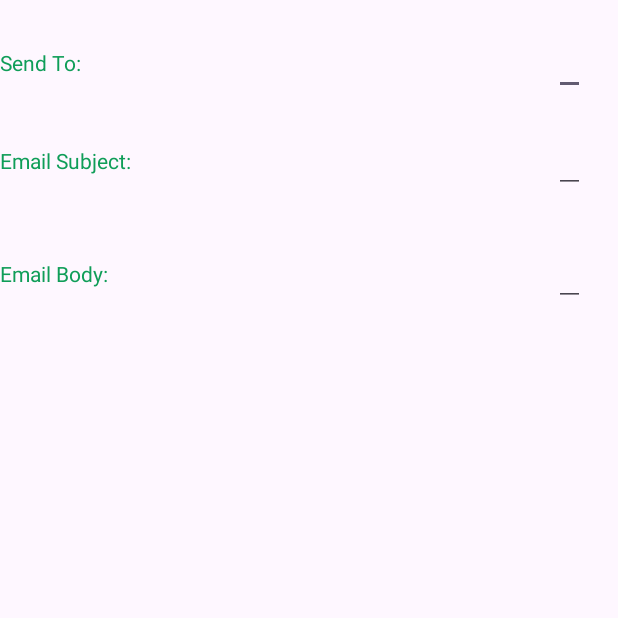
After one commit to Khairulasif/Android_Project_Final, an Android app: the MailActivity screen opened directly, with no data from a screen before it, on a phone screen of 412 x 824 dp, the top half of it. The commit adds this screen. Run offline under Robolectric (Android 15) with nearby library versions, the phone set to English and light mode, and no system bars.

Commit message:
class change

```diff
--- a/app/src/main/AndroidManifest.xml
+++ b/app/src/main/AndroidManifest.xml
@@ -15,6 +15,10 @@
         android:theme="@style/Theme.LoginForm"
         android:usesCleartextTraffic="true"
         tools:targetApi="31">
+
+        <activity
+            android:name=".MailActivity"
+            android:exported="false" />
         <activity
             android:name=".LoanForm"
             android:exported="false" />
--- /dev/null
+++ b/app/src/main/java/com/example/loginform/MailActivity.java
@@ -0,0 +1,51 @@
+package com.example.loginform;
+
+import androidx.appcompat.app.AppCompatActivity;
+
+import android.content.Intent;
+import android.os.Bundle;
+import android.view.View;
+import android.widget.Button;
+import android.widget.EditText;
+
+public class MailActivity extends AppCompatActivity {
+
+    Button button;
+    EditText sendto, subject, body;
+
+    @Override
+    protected void onCreate(Bundle savedInstanceState) {
+        super.onCreate(savedInstanceState);
+        setContentView(R.layout.activity_mail);
+
+
+
+
+            // Getting instance of edittext and button
+            sendto = findViewById(R.id.editText1);
+            subject = findViewById(R.id.editText2);
+            body = findViewById(R.id.editText3);
+            button = findViewById(R.id.button);
+
+            // attach setOnClickListener to button with Intent object define in it
+            button.setOnClickListener(view -> {
+                String emailsend = sendto.getText().toString();
+                String emailsubject = subject.getText().toString();
+                String emailbody = body.getText().toString();
+
+                // define Intent object with action attribute as ACTION_SEND
+                Intent intent = new Intent(Intent.ACTION_SEND);
+
+                // add three fields to intent using putExtra function
+                intent.putExtra(Intent.EXTRA_EMAIL, new String[]{emailsend});
+                intent.putExtra(Intent.EXTRA_SUBJECT, emailsubject);
+                intent.putExtra(Intent.EXTRA_TEXT, emailbody);
+
+                // set type of intent
+                intent.setType("message/rfc822");
+
+                // startActivity with intent with chooser as Email client using createChooser function
+                startActivity(Intent.createChooser(intent, "Choose an Email client :"));
+            });
+        }
+}
--- a/app/src/main/res/layout/activity_loan_form.xml
+++ b/app/src/main/res/layout/activity_loan_form.xml
@@ -215,7 +215,7 @@
         app:layout_constraintVertical_bias="0.741" />
 
     <Button
-        android:id="@+id/buttonSubmit"
+        android:id="@+id/buttonLoanSubmit"
         android:layout_width="113dp"
         android:layout_height="43dp"
         android:backgroundTint="@color/blueback"
--- /dev/null
+++ b/app/src/main/res/layout/activity_mail.xml
@@ -0,0 +1,76 @@
+<?xml version="1.0" encoding="utf-8"?>
+<RelativeLayout xmlns:android="http://schemas.android.com/apk/res/android"
+    xmlns:app="http://schemas.android.com/apk/res-auto"
+    xmlns:tools="http://schemas.android.com/tools"
+    android:layout_width="match_parent"
+    android:layout_height="match_parent"
+    tools:context=".MailActivity">
+    <EditText
+        android:id="@+id/editText1"
+        android:layout_width="wrap_content"
+        android:layout_height="wrap_content"
+        android:layout_alignParentTop="true"
+        android:layout_alignParentRight="true"
+        android:layout_marginTop="18dp"
+        android:layout_marginRight="22dp" />
+
+    <!-- Edit text for email subject -->
+    <EditText
+        android:id="@+id/editText2"
+        android:layout_width="wrap_content"
+        android:layout_height="wrap_content"
+        android:layout_below="@+id/editText1"
+        android:layout_alignLeft="@+id/editText1"
+        android:layout_marginTop="20dp" />
+
+    <!-- Edit text for email body -->
+    <EditText
+        android:id="@+id/editText3"
+        android:layout_width="wrap_content"
+        android:layout_height="wrap_content"
+        android:layout_below="@+id/editText2"
+        android:layout_alignLeft="@+id/editText2"
+        android:layout_marginTop="30dp" />
+
+    <!-- text Views for label -->
+    <TextView
+        android:id="@+id/textView1"
+        android:layout_width="wrap_content"
+        android:layout_height="wrap_content"
+        android:layout_alignBaseline="@+id/editText1"
+        android:layout_alignBottom="@+id/editText1"
+        android:layout_alignParentLeft="true"
+        android:text="Send To:"
+        android:textColor="#0F9D58" />
+
+    <TextView
+        android:id="@+id/textView2"
+        android:layout_width="wrap_content"
+        android:layout_height="wrap_content"
+        android:layout_alignBaseline="@+id/editText2"
+        android:layout_alignBottom="@+id/editText2"
+        android:layout_alignParentLeft="true"
+        android:text="Email Subject:"
+        android:textColor="#0F9D58" />
+
+    <TextView
+        android:id="@+id/textView3"
+        android:layout_width="wrap_content"
+        android:layout_height="wrap_content"
+        android:layout_alignBaseline="@+id/editText3"
+        android:layout_alignBottom="@+id/editText3"
+        android:text="Email Body:"
+        android:textColor="#0F9D58" />
+
+    <!-- Button to send email -->
+    <Button
+        android:id="@+id/button"
+        android:layout_width="wrap_content"
+        android:layout_height="wrap_content"
+        android:layout_below="@+id/editText3"
+        android:layout_alignLeft="@+id/editText3"
+        android:layout_marginLeft="76dp"
+        android:layout_marginTop="20dp"
+        android:text="Send email!!" />
+
+</RelativeLayout>
--- a/app/src/main/res/layout/nav_header_drawer.xml
+++ b/app/src/main/res/layout/nav_header_drawer.xml
@@ -3,7 +3,7 @@
     xmlns:app="http://schemas.android.com/apk/res-auto"
     android:layout_width="match_parent"
     android:layout_height="@dimen/nav_header_height"
-    android:background="@drawable/side_nav_bar"
+    android:background="@color/teal_200"
     android:gravity="bottom"
     android:orientation="vertical"
     android:paddingLeft="@dimen/activity_horizontal_margin"
```
Also changed, not shown: app/src/main/java/com/example/loginform/LeaveForm.java (+4 -4 lines), app/src/main/java/com/example/loginform/LoanForm.java (+92 -0 lines), app/src/main/java/com/example/loginform/dao/Database.java (+36 -0 lines), app/src/main/java/com/example/loginform/drawer/DrawerActivity.java (+8 -2 lines).
